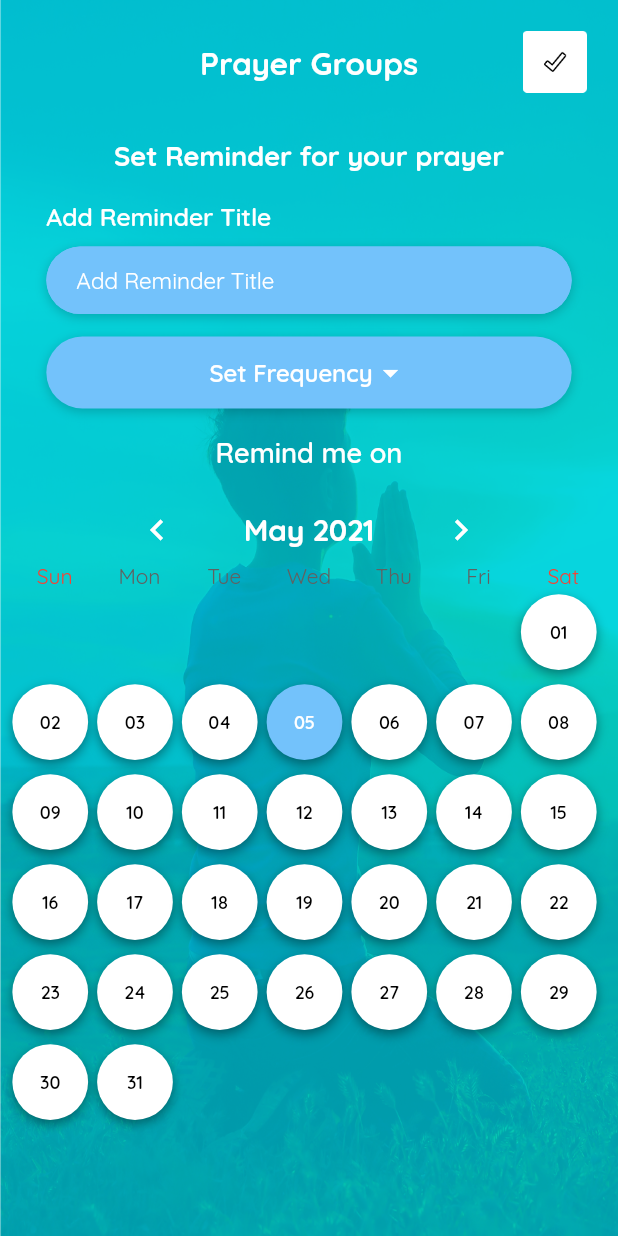
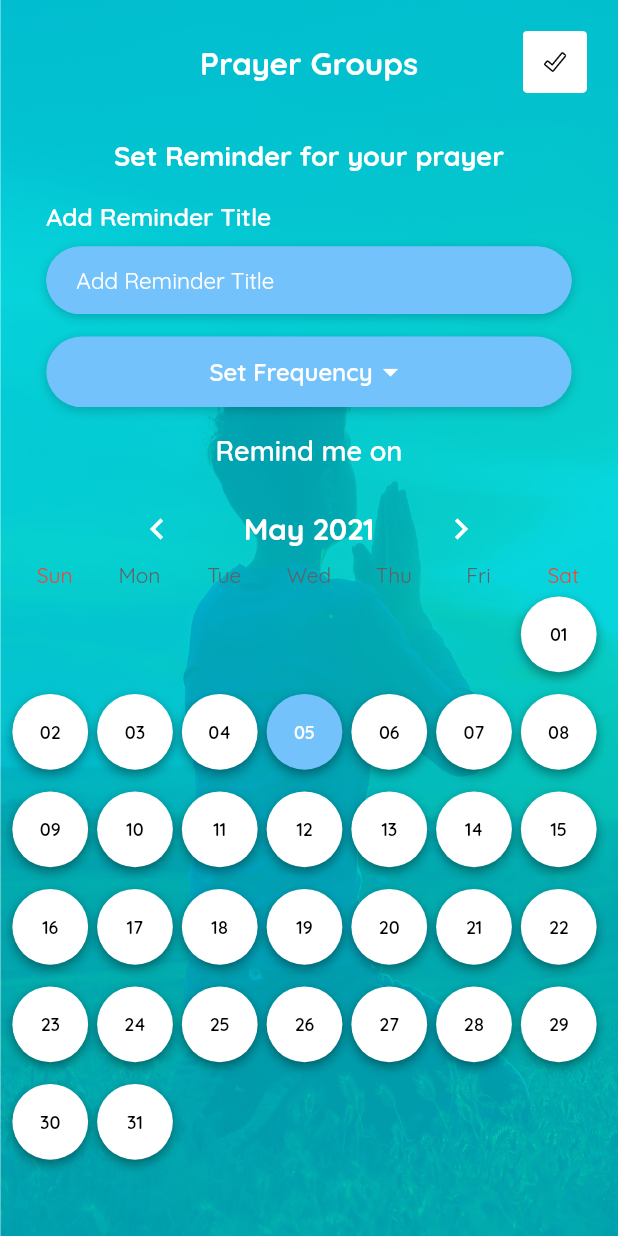
Before and after one commit to TorchPoint/PrayerApp, a Flutter app: the CalendarScreen screen opened directly, on a phone screen of 412 x 824 dp. Run offline on Flutter 3.47's test engine with Material 2 defaults, Android fonts, the phone set to English and light mode, and no system bars; drawn by our look-alikes of table_calendar; our stand-ins replace another_flushbar, bubble_tab_indicator, contacts_service, device_preview, flutter_signin_button, fluttertoast and 5 more; missing offline and left inert: flutter_cupertino_date_picker_fork, textfield_search.

Commit message:
calendar_screen_completed

```diff
--- a/lib/main.dart
+++ b/lib/main.dart
@@ -37,7 +37,7 @@ class MyApp extends StatelessWidget {
       theme: ThemeData(
         fontFamily: 'Quicksand',
       ),
-      home: SplashScreen(),
+      home: CalendarScreen(),
     );
   }
 }
--- a/lib/reminder_calendar/screens/calendar_screen.dart
+++ b/lib/reminder_calendar/screens/calendar_screen.dart
@@ -163,7 +163,7 @@ class _CalendarScreenState extends State<CalendarScreen> {
   {
     return Container(
       width: MediaQuery.of(context).size.width*0.85,
-      padding: EdgeInsets.only(left: 13.0,right: 13.0,top: 11.0,bottom: 11.0),
+      padding: EdgeInsets.only(left: 13.0,right: 13.0,top: 10.5,bottom: 10.5),
       decoration: BoxDecoration(
         color: AppColors.BUTTON_COLOR,
         borderRadius: BorderRadius.circular(28.0),
@@ -336,14 +336,36 @@ class _CalendarScreenState extends State<CalendarScreen> {
 
       calendarStyle: CalendarStyle(outsideDaysVisible: false),
       formatAnimation: FormatAnimation.slide,
-     // simpleSwipeConfig: SimpleSwipeConfig(),
       availableGestures:AvailableGestures.horizontalSwipe,
-      rowHeight: 60.0,
+      rowHeight: 65.0,
       builders: CalendarBuilders(
         dayBuilder: (context,dateTime,lists)
         {
+         return calendarDaysWidget(dateTime);
+
+        },
+        selectedDayBuilder: (context,dateTime,lists)
+        {
+          return selectDayWidget(dateTime);
+        },
+
+        dowWeekdayBuilder:(context,day)
+        {
+          return weekDaysWidget(day);
+        },
+
+
+      ),
+
+    );
+  }
+
+
+  //Calendar Days Widget
+  Widget calendarDaysWidget(DateTime dateTime)
+  {
     return Container(
-           margin: EdgeInsets.only(right: 6.0,top: 4.0,bottom: 4.0),
+      margin: EdgeInsets.only(right: 6.0,top: 5.0,bottom: 5.0),
       decoration: BoxDecoration(
         color: Colors.white,
         shape: BoxShape.circle,
@@ -357,17 +379,19 @@ class _CalendarScreenState extends State<CalendarScreen> {
       ),
       child: Center(
         child: Text(
-                DateFormat('dd').format(dateTime),
+          DateFormat(AppStrings.DAY_FORMAT_DD).format(dateTime),
           style: TextStyle(color: AppColors.BLACK_COLOR,fontSize: 12.0,fontWeight: FontWeight.w600),
         ),
       ),
     );
+  }
 
-        },
-        selectedDayBuilder: (context,dateTime,lists)
+
+  //Select Day Widget
+  Widget selectDayWidget(DateTime dateTime)
   {
     return Container(
-            margin: EdgeInsets.only(right: 6.0,top: 4.0,bottom: 4.0),
+      margin: EdgeInsets.only(right: 6.0,top: 5.0,bottom: 5.0),
       decoration: BoxDecoration(
         color: AppColors.BUTTON_COLOR,
         shape: BoxShape.circle,
@@ -382,19 +406,25 @@ class _CalendarScreenState extends State<CalendarScreen> {
       ),
       child: Center(
         child: Text(
-                DateFormat('dd').format(dateTime),
+          DateFormat(AppStrings.DAY_FORMAT_DD).format(dateTime),
           style: TextStyle(color: AppColors.WHITE_COLOR,fontSize: 12.0,fontWeight: FontWeight.w600),
         ),
       ),
     );
-        },
+  }
 
-        dowWeekdayBuilder:(context,day)
+
+
+
+
+
+  //Week Days Widget
+  Widget weekDaysWidget(String weekDay)
   {
     return Container(
-            //margin: EdgeInsets.only(top: 10.0,bottom: 10.0,left: 1.0,right: 1.0),
-            height: 60.0,
-            padding: EdgeInsets.only(left:2.0,right:2.0,top: 0.0,bottom: 0.0),
+      height: MediaQuery.of(context).size.height*0.11,
+      padding: EdgeInsets.only(left:1.5,right:1.5,top: 1.5,bottom: 1.5),
+      margin: EdgeInsets.only(left: 0.5,right: 0.5),
       decoration: BoxDecoration(
           color: AppColors.TRANSPARENT_COLOR,
           shape: BoxShape.circle,
@@ -407,17 +437,11 @@ class _CalendarScreenState extends State<CalendarScreen> {
         ),
         child: Center(
           child: Text(
-                  day.substring(0,2).toUpperCase(),
+            weekDay.substring(0,2).toUpperCase(),
             style: TextStyle(color: AppColors.BLACK_COLOR,fontSize: 12.0,fontWeight: FontWeight.w600),
           ),
         ),
       ),
-          );
-        },
-
-
-      ),
-
     );
   }
 
--- a/lib/utils/app_strings.dart
+++ b/lib/utils/app_strings.dart
@@ -153,6 +153,7 @@ class AppStrings
   static const String MONTH_NAME_FORMAT_MMMM = "MMMM";
   static const String MONTH_NUMBER_FORMAT_MM = "MM";
   static const String YEAR_FORMAT_YYYY = "yyyy";
+  static const String DAY_FORMAT_DD = "dd";
 
 
 
```
Lines whose indentation alone changed are shown as unchanged.
